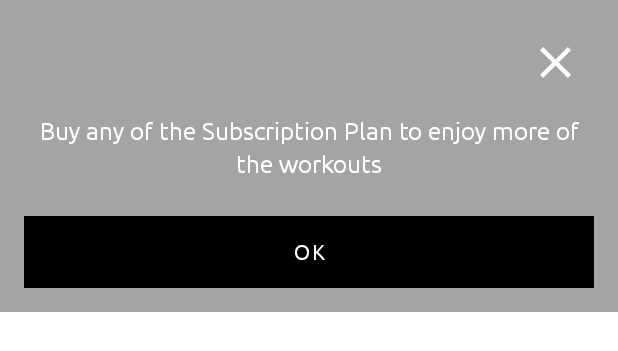
After one commit to navkohal/burn_down, an Android app: the layout trial_over_layout.xml on its own in the app's theme, with its tools: preview values and no code run, on a phone screen of 412 x 824 dp. The commit adds this screen. Shown: the top 351 px of the screen. Run offline under Robolectric (Android 15) with nearby library versions, the phone set to English and light mode, and no system bars.

Commit message:
phase 1 : Subscription implemented

```diff
--- a/app/build.gradle
+++ b/app/build.gradle
@@ -12,8 +12,8 @@ android {
         applicationId "com.navdeep.burn_down"
         minSdk 28
         targetSdk 34
-        versionCode 5
-        versionName "1.0.4"
+        versionCode 6
+        versionName "1.0.6"
 
         testInstrumentationRunner "androidx.test.runner.AndroidJUnitRunner"
     }
@@ -55,7 +55,6 @@ dependencies {
 
     implementation 'com.google.android.play:core:1.10.3'
     implementation "com.android.billingclient:billing:6.2.0"
-//    implementation "com.google.android.play:app-update:2.0.1"
     implementation "androidx.viewpager2:viewpager2:1.0.0"
     implementation "com.tbuonomo:dotsindicator:4.2"
 
--- a/app/src/main/java/com/navdeep/burn_down/GetUserDataScreen.kt
+++ b/app/src/main/java/com/navdeep/burn_down/GetUserDataScreen.kt
@@ -68,9 +68,8 @@ class GetUserDataScreen : AppCompatActivity() {
 
                 saveProfileData()
 
-//                startActivity(Intent(this, Dashboard::class.java),  Utility.nextScreen(this).toBundle())
                 startActivity(Intent(this, SubscriptionScreen::class.java),  Utility.nextScreen(this).toBundle())
-                finish()
+                finishAffinity()
             }
         }
 
--- /dev/null
+++ b/app/src/main/res/drawable/locked.xml
@@ -0,0 +1,5 @@
+<vector android:height="35dp" android:tint="#F6F6F2"
+    android:viewportHeight="24" android:viewportWidth="24"
+    android:width="35dp" xmlns:android="http://schemas.android.com/apk/res/android">
+    <path android:fillColor="@android:color/white" android:pathData="M18,8h-1L17,6c0,-2.76 -2.24,-5 -5,-5S7,3.24 7,6v2L6,8c-1.1,0 -2,0.9 -2,2v10c0,1.1 0.9,2 2,2h12c1.1,0 2,-0.9 2,-2L20,10c0,-1.1 -0.9,-2 -2,-2zM12,17c-1.1,0 -2,-0.9 -2,-2s0.9,-2 2,-2 2,0.9 2,2 -0.9,2 -2,2zM15.1,8L8.9,8L8.9,6c0,-1.71 1.39,-3.1 3.1,-3.1 1.71,0 3.1,1.39 3.1,3.1v2z"/>
+</vector>
--- /dev/null
+++ b/app/src/main/res/layout/trial_over_layout.xml
@@ -0,0 +1,41 @@
+<?xml version="1.0" encoding="utf-8"?>
+<LinearLayout xmlns:android="http://schemas.android.com/apk/res/android"
+    android:layout_width="match_parent"
+    android:layout_height="wrap_content"
+    xmlns:app="http://schemas.android.com/apk/res-auto"
+    android:orientation="vertical"
+    android:background="@color/transparent_black"
+    android:padding="16dp">
+
+    <ImageView
+        android:id="@+id/closeButton"
+        android:layout_width="wrap_content"
+        android:layout_height="wrap_content"
+        android:layout_gravity="end"
+        android:src="@drawable/close_cross_iv"
+        app:tint="@color/white"
+        android:contentDescription="Close"
+        android:padding="8dp"/>
+
+    <TextView
+        android:id="@+id/messageTextView"
+        android:layout_width="match_parent"
+        android:layout_height="wrap_content"
+        android:fontFamily="@font/ubuntu_regular"
+        android:lineSpacingMultiplier="1.2"
+        android:layout_marginTop="10dp"
+        android:text="Buy any of the Subscription Plan to enjoy more of the workouts"
+        android:textColor="@android:color/white"
+        android:textSize="16sp"
+        android:gravity="center"/>
+
+    <Button
+        android:id="@+id/submitButton"
+        android:layout_width="match_parent"
+        android:layout_height="wrap_content"
+        android:text="OK"
+        android:textColor="@color/white"
+        android:fontFamily="@font/ubuntu_regular"
+        android:background="@color/black"
+        android:layout_marginTop="25dp"/>
+</LinearLayout>
--- a/app/src/main/res/values/strings.xml
+++ b/app/src/main/res/values/strings.xml
@@ -25,5 +25,7 @@
     <string name="nut_plan">Multiple Yoga Plans</string>
     <string name="bmi">Calculate your BMI</string>
     <string name="description_sub">Skip will let you to use BurnOut application for first 30 days without any subscription. After that you have to buy subscription or in app purchase to use BurnOut</string>
+    <string name="buy_subscription_message">Buy any of the Subscription Plan to enjoy more of the workouts</string>
+    <string name="no_internet">No Internet Available. Turn on the Internet to Sync with Google Play Store , if you have any Active plan or not. Please restart app for better experience</string>
 
 </resources>
```
Also changed, not shown: app/src/main/java/com/navdeep/burn_down/BaseActivity.kt (added, +96 -0 lines), app/src/main/java/com/navdeep/burn_down/SubscriptionScreen.kt (+25 -9 lines), app/src/main/java/com/navdeep/burn_down/Utility.kt (+93 -0 lines), app/src/main/java/com/navdeep/burn_down/dashboard/Dashboard.kt (+8 -0 lines), app/src/main/java/com/navdeep/burn_down/excercise/CategoryListviewAdapter.kt (+36 -2 lines), app/src/main/java/com/navdeep/burn_down/excercise/ExcerciseMainScreen.kt (+13 -9 lines), app/src/main/res/layout/category_item_listview.xml (+11 -0 lines).
